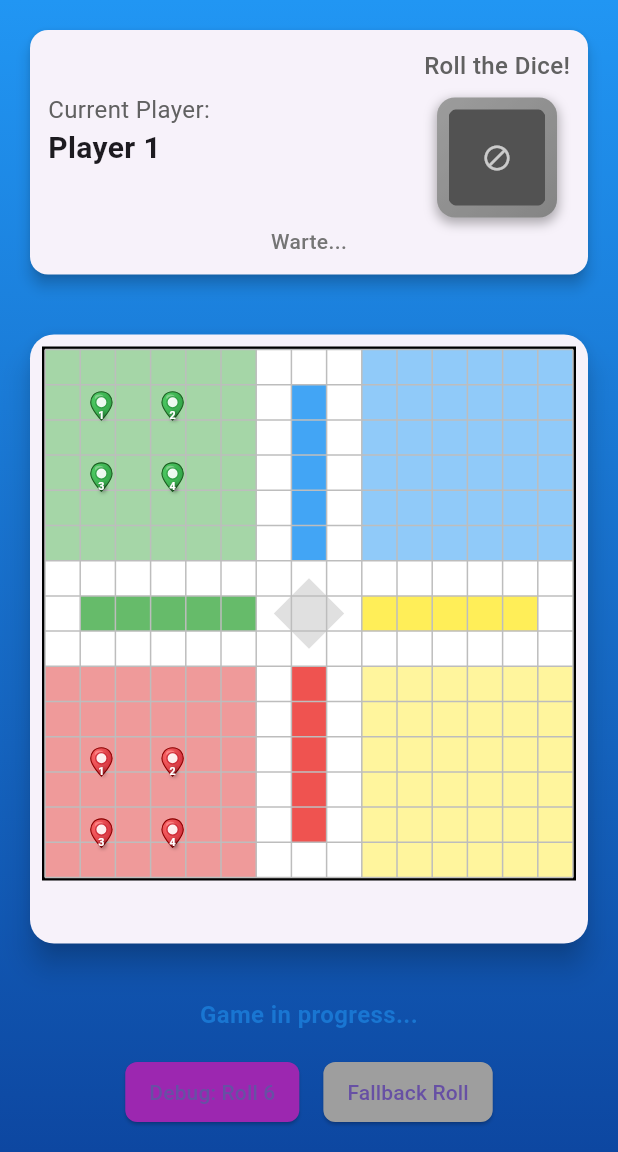
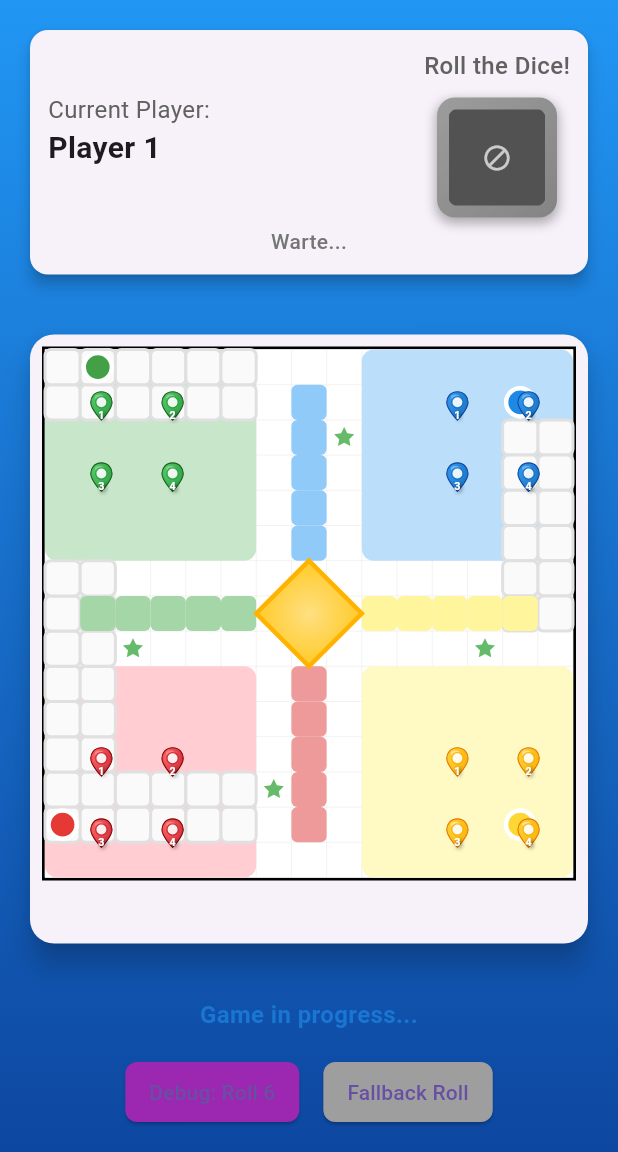
Before and after one commit to leonwwest/ludo-club, a Flutter app: the GameScreen screen opened directly, after a tap on an icon or button, on a phone screen of 412 x 824 dp, the part 84-1236 px from its top. Run offline on Flutter 3.47's test engine with Material 3 defaults, Android fonts, the phone set to English and light mode, and no system bars; our stand-ins replace flutter_svg, just_audio, shared_preferences; accounts and stored records are empty.

Commit message:
4-Spieler Support und SVG Board mit sicheren Feldern
Features hinzugefügt:
- Spiel auf 4 Spieler erweitert (Rot, Grün, Blau, Gelb)
- Neues SVG-ähnliches Board mit modernem Design:
  * Abgerundete Ecken und Farbverläufe
  * Farbige Heimstrecken für alle 4 Spieler
  * Sterne markieren sichere Felder (Start + 4 weitere)
  * Professionelles Zentrum mit goldenem Farbverlauf
  * Subtiles Raster für bessere Übersicht

Sichere Felder implementiert:
- Position 0 (Rot Start), 8, 13 (Grün Start), 21
- Position 26 (Blau Start), 34, 39 (Gelb Start), 47
- Spielfiguren können auf sicheren Feldern nicht geschlagen werden
- Startpositionen aller Farben sind automatisch sicher

Technische Verbesserungen:
- Neuer LudoBoardPainter mit Canvas-basiertem Rendering
- Saubere Trennung von Board-Design und Spiellogik
- Alle 4 Spielerfarben vollständig unterstützt
- Sichere Felder in Capture-Logic integriert

```diff
--- a/lib/logic/ludo_game_logic.dart
+++ b/lib/logic/ludo_game_logic.dart
@@ -52,6 +52,18 @@ class LudoGame {
     PlayerColor.green: 12,  // Green enters home stretch at position 12 (just before their start at 13)
     PlayerColor.blue: 25,   // Blue enters home stretch at position 25
     PlayerColor.yellow: 38, // Yellow enters home stretch at position 38
+  };
+
+  // Safe fields where pieces cannot be captured
+  static const Set<int> safeFields = {
+    0,   // Red start
+    8,   // Safe field 1
+    13,  // Green start
+    21,  // Safe field 2
+    26,  // Blue start
+    34,  // Safe field 3
+    39,  // Yellow start
+    47,  // Safe field 4
   };
 
   static List<Piece> getMovablePieces(GameState state) {
@@ -118,8 +130,8 @@ class LudoGame {
     Piece? capturedPiece;
     List<Player> updatedPlayers = state.players.map((p) => p).toList();
 
-    if (!movedPiece.position.isHome) {
-      // Look for opponent pieces on the same position
+    if (!movedPiece.position.isHome && !safeFields.contains(movedPiece.position.fieldId)) {
+      // Look for opponent pieces on the same position (only if not on safe field)
       for (int i = 0; i < updatedPlayers.length; i++) {
         if (updatedPlayers[i].color == state.currentTurnPlayerId) continue;
 
--- a/lib/providers/game_provider.dart
+++ b/lib/providers/game_provider.dart
@@ -23,7 +23,7 @@ class GameProvider extends ChangeNotifier {
   GameProvider({
     AudioService? audioService,
   })  : _audioService = audioService ?? AudioService() {
-    _createNewGame([PlayerColor.red, PlayerColor.green]); // Default to 2 players
+    _createNewGame([PlayerColor.red, PlayerColor.green, PlayerColor.blue, PlayerColor.yellow]); // Default to 4 players
     _initAudio();
   }
 
--- a/lib/widgets/board_widget.dart
+++ b/lib/widgets/board_widget.dart
@@ -1,6 +1,7 @@
 import 'package:flutter/material.dart';
 import 'package:ludo_club/models/ludo_objects.dart';
 import 'package:ludo_club/widgets/ludo_pin.dart';
+import 'package:ludo_club/widgets/ludo_board_painter.dart';
 
 class BoardWidget extends StatelessWidget {
   final List<Piece> pieces;
@@ -50,6 +51,7 @@ class BoardWidget extends StatelessWidget {
       ),
       child: CustomPaint(
         painter: LudoBoardPainter(),
+        size: Size(size, size),
       ),
     );
   }
@@ -229,151 +231,3 @@ class BoardWidget extends StatelessWidget {
     }
   }
 }
-
-class LudoBoardPainter extends CustomPainter {
-  @override
-  void paint(Canvas canvas, Size size) {
-    final paint = Paint()
-      ..style = PaintingStyle.fill;
-
-    final cellSize = size.width / 15;
-
-    // Draw colored home areas
-    // Red home (bottom-left)
-    paint.color = Colors.red.shade200;
-    canvas.drawRect(
-      Rect.fromLTWH(0, cellSize * 9, cellSize * 6, cellSize * 6),
-      paint,
-    );
-
-    // Green home (top-left)
-    paint.color = Colors.green.shade200;
-    canvas.drawRect(
-      Rect.fromLTWH(0, 0, cellSize * 6, cellSize * 6),
-      paint,
-    );
-
-    // Blue home (top-right)
-    paint.color = Colors.blue.shade200;
-    canvas.drawRect(
-      Rect.fromLTWH(cellSize * 9, 0, cellSize * 6, cellSize * 6),
-      paint,
-    );
-
-    // Yellow home (bottom-right)
-    paint.color = Colors.yellow.shade200;
-    canvas.drawRect(
-      Rect.fromLTWH(cellSize * 9, cellSize * 9, cellSize * 6, cellSize * 6),
-      paint,
-    );
-
-    // Draw colored paths to home
-    // Red path
-    paint.color = Colors.red.shade400;
-    for (int i = 1; i <= 5; i++) {
-      canvas.drawRect(
-        Rect.fromLTWH(cellSize * 7, cellSize * (8 + i), cellSize, cellSize),
-        paint,
-      );
-    }
-
-    // Green path
-    paint.color = Colors.green.shade400;
-    for (int i = 1; i <= 5; i++) {
-      canvas.drawRect(
-        Rect.fromLTWH(cellSize * i, cellSize * 7, cellSize, cellSize),
-        paint,
-      );
-    }
-
-    // Blue path
-    paint.color = Colors.blue.shade400;
-    for (int i = 1; i <= 5; i++) {
-      canvas.drawRect(
-        Rect.fromLTWH(cellSize * 7, cellSize * i, cellSize, cellSize),
-        paint,
-      );
-    }
-
-    // Yellow path
-    paint.color = Colors.yellow.shade400;
-    for (int i = 1; i <= 5; i++) {
-      canvas.drawRect(
-        Rect.fromLTWH(cellSize * (8 + i), cellSize * 7, cellSize, cellSize),
-        paint,
-      );
-    }
-
-    // Draw center home triangle
-    final centerPath = Path();
-    centerPath.moveTo(cellSize * 7.5, cellSize * 6.5);
-    centerPath.lineTo(cellSize * 6.5, cellSize * 7.5);
-    centerPath.lineTo(cellSize * 7.5, cellSize * 8.5);
-    centerPath.lineTo(cellSize * 8.5, cellSize * 7.5);
-    centerPath.close();
-
-    paint.color = Colors.grey.shade300;
-    canvas.drawPath(centerPath, paint);
-
-    // Draw starting positions with stars
-    final starPaint = Paint()
-      ..color = Colors.white
-      ..style = PaintingStyle.fill;
-
-    // Red start
-    canvas.drawCircle(
-      Offset(cellSize * 6.5, cellSize * 13.5),
-      cellSize * 0.3,
-      starPaint,
-    );
-
-    // Green start
-    canvas.drawCircle(
-      Offset(cellSize * 1.5, cellSize * 6.5),
-      cellSize * 0.3,
-      starPaint,
-    );
-
-    // Blue start
-    canvas.drawCircle(
-      Offset(cellSize * 8.5, cellSize * 1.5),
-      cellSize * 0.3,
-      starPaint,
-    );
-
-    // Yellow start
-    canvas.drawCircle(
-      Offset(cellSize * 13.5, cellSize * 8.5),
-      cellSize * 0.3,
-      starPaint,
-    );
-
-    // Draw grid lines
-    final linePaint = Paint()
-      ..color = Colors.grey.shade400
-      ..strokeWidth = 1;
-
-    for (int i = 0; i <= 15; i++) {
-      // Vertical lines
-      canvas.drawLine(
-        Offset(i * cellSize, 0),
-        Offset(i * cellSize, size.height),
-        linePaint,
-      );
-
-      // Horizontal lines
-      canvas.drawLine(
-        Offset(0, i * cellSize),
-        Offset(size.width, i * cellSize),
-        linePaint,
-      );
-    }
-
-    // Draw safe zones and special cells
-    // This is a simplified version - you would need to implement
-    // the full board design based on standard Ludo layout
-  }
-
-  @override
-  bool shouldRepaint(covariant CustomPainter oldDelegate) => false;
-}
--- /dev/null
+++ b/lib/widgets/ludo_board_painter.dart
@@ -0,0 +1,329 @@
+import 'package:flutter/material.dart';
+import 'dart:math' as math;
+
+class LudoBoardPainter extends CustomPainter {
+  @override
+  void paint(Canvas canvas, Size size) {
+    final cellSize = size.width / 15;
+
+    // Draw board background
+    _drawBackground(canvas, size, cellSize);
+
+    // Draw colored home areas
+    _drawHomeAreas(canvas, cellSize);
+
+    // Draw main path
+    _drawMainPath(canvas, cellSize);
+
+    // Draw home stretches (colored paths to center)
+    _drawHomeStretches(canvas, cellSize);
+
+    // Draw center triangle
+    _drawCenter(canvas, cellSize);
+
+    // Draw safe fields
+    _drawSafeFields(canvas, cellSize);
+
+    // Draw start positions
+    _drawStartPositions(canvas, cellSize);
+  }
+
+  void _drawBackground(Canvas canvas, Size size, double cellSize) {
+    final backgroundPaint = Paint()
+      ..color = Colors.white
+      ..style = PaintingStyle.fill;
+
+    canvas.drawRect(Rect.fromLTWH(0, 0, size.width, size.height), backgroundPaint);
+
+    // Draw subtle grid
+    final gridPaint = Paint()
+      ..color = Colors.grey.shade200
+      ..strokeWidth = 0.5;
+
+    for (int i = 0; i <= 15; i++) {
+      // Vertical lines
+      canvas.drawLine(
+        Offset(i * cellSize, 0),
+        Offset(i * cellSize, size.height),
+        gridPaint,
+      );
+
+      // Horizontal lines
+      canvas.drawLine(
+        Offset(0, i * cellSize),
+        Offset(size.width, i * cellSize),
+        gridPaint,
+      );
+    }
+  }
+
+  void _drawHomeAreas(Canvas canvas, double cellSize) {
+    final homePaint = Paint()..style = PaintingStyle.fill;
+
+    // Red home (bottom-left)
+    homePaint.color = Colors.red.shade100;
+    canvas.drawRRect(
+      RRect.fromRectAndRadius(
+        Rect.fromLTWH(0, cellSize * 9, cellSize * 6, cellSize * 6),
+        const Radius.circular(8),
+      ),
+      homePaint,
+    );
+
+    // Green home (top-left)
+    homePaint.color = Colors.green.shade100;
+    canvas.drawRRect(
+      RRect.fromRectAndRadius(
+        Rect.fromLTWH(0, 0, cellSize * 6, cellSize * 6),
+        const Radius.circular(8),
+      ),
+      homePaint,
+    );
+
+    // Blue home (top-right)
+    homePaint.color = Colors.blue.shade100;
+    canvas.drawRRect(
+      RRect.fromRectAndRadius(
+        Rect.fromLTWH(cellSize * 9, 0, cellSize * 6, cellSize * 6),
+        const Radius.circular(8),
+      ),
+      homePaint,
+    );
+
+    // Yellow home (bottom-right)
+    homePaint.color = Colors.yellow.shade100;
+    canvas.drawRRect(
+      RRect.fromRectAndRadius(
+        Rect.fromLTWH(cellSize * 9, cellSize * 9, cellSize * 6, cellSize * 6),
+        const Radius.circular(8),
+      ),
+      homePaint,
+    );
+  }
+
+  void _drawMainPath(Canvas canvas, double cellSize) {
+    final pathPaint = Paint()
+      ..color = Colors.grey.shade50
+      ..style = PaintingStyle.fill;
+
+    final borderPaint = Paint()
+      ..color = Colors.grey.shade300
+      ..strokeWidth = 2
+      ..style = PaintingStyle.stroke;
+
+    // Main path cells
+    final pathCells = [
+      // Bottom row (left to right)
+      for (int i = 0; i < 6; i++) Rect.fromLTWH(i * cellSize, cellSize * 13, cellSize, cellSize),
+      for (int i = 0; i < 6; i++) Rect.fromLTWH(i * cellSize, cellSize * 12, cellSize, cellSize),
+      // Left column (bottom to top)
+      for (int i = 11; i >= 6; i--) Rect.fromLTWH(cellSize * 0, i * cellSize, cellSize, cellSize),
+      for (int i = 11; i >= 6; i--) Rect.fromLTWH(cellSize * 1, i * cellSize, cellSize, cellSize),
+      // Top row (left to right)
+      for (int i = 0; i < 6; i++) Rect.fromLTWH(i * cellSize, cellSize * 1, cellSize, cellSize),
+      for (int i = 0; i < 6; i++) Rect.fromLTWH(i * cellSize, cellSize * 0, cellSize, cellSize),
+      // Right column (top to bottom)
+      for (int i = 2; i < 8; i++) Rect.fromLTWH(cellSize * 14, i * cellSize, cellSize, cellSize),
+      for (int i = 2; i < 8; i++) Rect.fromLTWH(cellSize * 13, i * cellSize, cellSize, cellSize),
+    ];
+
+    for (final cell in pathCells) {
+      canvas.drawRRect(
+        RRect.fromRectAndRadius(cell, const Radius.circular(4)),
+        pathPaint,
+      );
+      canvas.drawRRect(
+        RRect.fromRectAndRadius(cell, const Radius.circular(4)),
+        borderPaint,
+      );
+    }
+  }
+
+  void _drawHomeStretches(Canvas canvas, double cellSize) {
+    final stretchPaint = Paint()..style = PaintingStyle.fill;
+
+    // Red home stretch (vertical, bottom to center)
+    stretchPaint.color = Colors.red.shade200;
+    for (int i = 1; i <= 5; i++) {
+      canvas.drawRRect(
+        RRect.fromRectAndRadius(
+          Rect.fromLTWH(cellSize * 7, cellSize * (8 + i), cellSize, cellSize),
+          const Radius.circular(4),
+        ),
+        stretchPaint,
+      );
+    }
+
+    // Green home stretch (horizontal, left to center)
+    stretchPaint.color = Colors.green.shade200;
+    for (int i = 1; i <= 5; i++) {
+      canvas.drawRRect(
+        RRect.fromRectAndRadius(
+          Rect.fromLTWH(cellSize * i, cellSize * 7, cellSize, cellSize),
+          const Radius.circular(4),
+        ),
+        stretchPaint,
+      );
+    }
+
+    // Blue home stretch (vertical, top to center)
+    stretchPaint.color = Colors.blue.shade200;
+    for (int i = 1; i <= 5; i++) {
+      canvas.drawRRect(
+        RRect.fromRectAndRadius(
+          Rect.fromLTWH(cellSize * 7, cellSize * i, cellSize, cellSize),
+          const Radius.circular(4),
+        ),
+        stretchPaint,
+      );
+    }
+
+    // Yellow home stretch (horizontal, right to center)
+    stretchPaint.color = Colors.yellow.shade200;
+    for (int i = 1; i <= 5; i++) {
+      canvas.drawRRect(
+        RRect.fromRectAndRadius(
+          Rect.fromLTWH(cellSize * (8 + i), cellSize * 7, cellSize, cellSize),
+          const Radius.circular(4),
+        ),
+        stretchPaint,
+      );
+    }
+  }
+
+  void _drawCenter(Canvas canvas, double cellSize) {
+    final centerPath = Path();
+    centerPath.moveTo(cellSize * 7.5, cellSize * 6);
+    centerPath.lineTo(cellSize * 6, cellSize * 7.5);
+    centerPath.lineTo(cellSize * 7.5, cellSize * 9);
+    centerPath.lineTo(cellSize * 9, cellSize * 7.5);
+    centerPath.close();
+
+    final centerPaint = Paint()
+      ..shader = RadialGradient(
+        colors: [Colors.amber.shade200, Colors.amber.shade400],
+      ).createShader(Rect.fromCenter(
+        center: Offset(cellSize * 7.5, cellSize * 7.5),
+        width: cellSize * 3,
+        height: cellSize * 3,
+      ));
+
+    canvas.drawPath(centerPath, centerPaint);
+
+    // Center border
+    final borderPaint = Paint()
+      ..color = Colors.amber.shade600
+      ..strokeWidth = 3
+      ..style = PaintingStyle.stroke;
+
+    canvas.drawPath(centerPath, borderPaint);
+  }
+
+  void _drawSafeFields(Canvas canvas, double cellSize) {
+    final safePaint = Paint()
+      ..color = Colors.green.shade400
+      ..style = PaintingStyle.fill;
+
+    final safePositions = [
+      Offset(cellSize * 0.5, cellSize * 13.5),  // Red start (position 0)
+      Offset(cellSize * 2.5, cellSize * 8.5),   // Safe field 1 (position 8)
+      Offset(cellSize * 1.5, cellSize * 0.5),   // Green start (position 13)
+      Offset(cellSize * 8.5, cellSize * 2.5),   // Safe field 2 (position 21)
+      Offset(cellSize * 13.5, cellSize * 1.5),  // Blue start (position 26)
+      Offset(cellSize * 12.5, cellSize * 8.5),  // Safe field 3 (position 34)
+      Offset(cellSize * 13.5, cellSize * 13.5), // Yellow start (position 39)
+      Offset(cellSize * 6.5, cellSize * 12.5),  // Safe field 4 (position 47)
+    ];
+
+    for (final pos in safePositions) {
+      // Draw star shape for safe fields
+      _drawStar(canvas, pos, cellSize * 0.3, safePaint);
+    }
+  }
+
+  void _drawStartPositions(Canvas canvas, double cellSize) {
+    final startPaint = Paint()
+      ..style = PaintingStyle.fill;
+
+    final borderPaint = Paint()
+      ..color = Colors.white
+      ..strokeWidth = 3
+      ..style = PaintingStyle.stroke;
+
+    // Red start
+    startPaint.color = Colors.red.shade600;
+    canvas.drawCircle(
+      Offset(cellSize * 0.5, cellSize * 13.5),
+      cellSize * 0.4,
+      startPaint,
+    );
+    canvas.drawCircle(
+      Offset(cellSize * 0.5, cellSize * 13.5),
+      cellSize * 0.4,
+      borderPaint,
+    );
+
+    // Green start
+    startPaint.color = Colors.green.shade600;
+    canvas.drawCircle(
+      Offset(cellSize * 1.5, cellSize * 0.5),
+      cellSize * 0.4,
+      startPaint,
+    );
+    canvas.drawCircle(
+      Offset(cellSize * 1.5, cellSize * 0.5),
+      cellSize * 0.4,
+      borderPaint,
+    );
+
+    // Blue start
+    startPaint.color = Colors.blue.shade600;
+    canvas.drawCircle(
+      Offset(cellSize * 13.5, cellSize * 1.5),
+      cellSize * 0.4,
+      startPaint,
+    );
+    canvas.drawCircle(
+      Offset(cellSize * 13.5, cellSize * 1.5),
+      cellSize * 0.4,
+      borderPaint,
+    );
+
+    // Yellow start
+    startPaint.color = Colors.yellow.shade600;
+    canvas.drawCircle(
+      Offset(cellSize * 13.5, cellSize * 13.5),
+      cellSize * 0.4,
+      startPaint,
+    );
+    canvas.drawCircle(
+      Offset(cellSize * 13.5, cellSize * 13.5),
+      cellSize * 0.4,
+      borderPaint,
+    );
+  }
+
+  void _drawStar(Canvas canvas, Offset center, double radius, Paint paint) {
+    final path = Path();
+    const double starAngle = math.pi / 5;
+
+    for (int i = 0; i < 10; i++) {
+      double angle = i * starAngle;
+      double currentRadius = i.isEven ? radius : radius * 0.5;
+      double x = center.dx + currentRadius * math.cos(angle - math.pi / 2);
+      double y = center.dy + currentRadius * math.sin(angle - math.pi / 2);
+
+      if (i == 0) {
+        path.moveTo(x, y);
+      } else {
+        path.lineTo(x, y);
+      }
+    }
+    path.close();
+
+    canvas.drawPath(path, paint);
+  }
+
+  @override
+  bool shouldRepaint(covariant CustomPainter oldDelegate) => false;
+}
```
